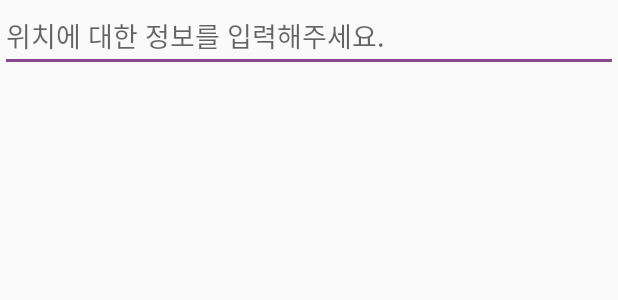
After one commit to jaeseok3/sendyDemoProject, an Android app: the layout dialog_edit_text.xml on its own in the app's theme, with its tools: preview values and no code run, on a phone screen of 412 x 824 dp. The commit adds this screen. Shown: the top 300 px of the screen. Run offline under Robolectric (Android 15) with nearby library versions, the phone set to English and light mode, and no system bars.

Commit message:
다이얼로그로 텍스트 받아오기

```diff
--- /dev/null
+++ b/app/src/main/res/layout/dialog_edit_text.xml
@@ -0,0 +1,11 @@
+<?xml version="1.0" encoding="utf-8"?>
+<LinearLayout xmlns:android="http://schemas.android.com/apk/res/android"
+    android:orientation="vertical" android:layout_width="match_parent"
+    android:layout_height="match_parent">
+
+    <EditText
+        android:layout_width="match_parent"
+        android:layout_height="wrap_content"
+        android:id="@+id/dialog_text"
+        android:hint="위치에 대한 정보를 입력해주세요."/>
+</LinearLayout>
```
Also changed, not shown: app/src/main/java/com/example/sendymapdemo/MapsActivity.kt (+36 -38 lines).
